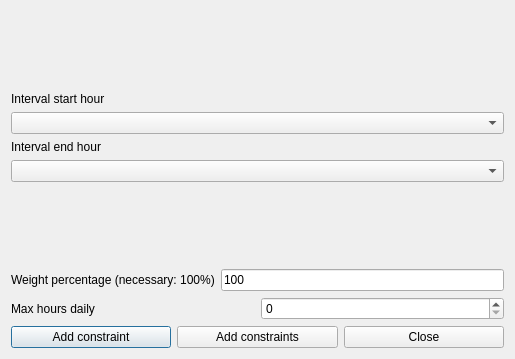
Old version of the form fet/src/interface/addconstraintteachersmaxhoursdailyinintervalform_template.ui in the repository vonmecheln/fet.
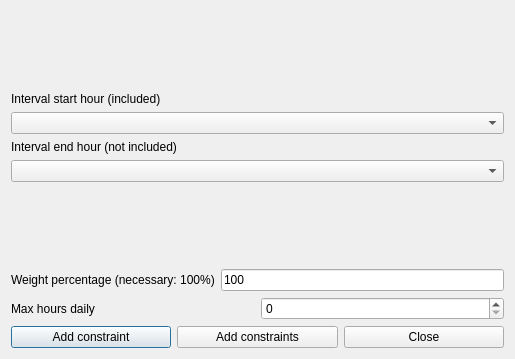
New version of the form.

What changed in the file:
```diff
--- a/fet/src/interface/addconstraintteachersmaxhoursdailyinintervalform_template.ui
+++ b/fet/src/interface/addconstraintteachersmaxhoursdailyinintervalform_template.ui
@@ -25,7 +25,7 @@
         <enum>QFrame::Plain</enum>
        </property>
        <property name="text">
-        <string>Interval start hour</string>
+        <string extracomment="This field refers to a constraint operating on a given hourly interval. The selected start hour of the interval is included (is counted) in the constraint, while the selected end hour of the interval is not included (is not counted) in the constraint.">Interval start hour (included)</string>
        </property>
        <property name="wordWrap">
         <bool>false</bool>
@@ -118,7 +118,7 @@
         <enum>QFrame::Plain</enum>
        </property>
        <property name="text">
-        <string>Interval end hour</string>
+        <string extracomment="This field refers to a constraint operating on a given hourly interval. The selected start hour of the interval is included (is counted) in the constraint, while the selected end hour of the interval is not included (is not counted) in the constraint.">Interval end hour (not included)</string>
        </property>
        <property name="wordWrap">
         <bool>false</bool>
```
